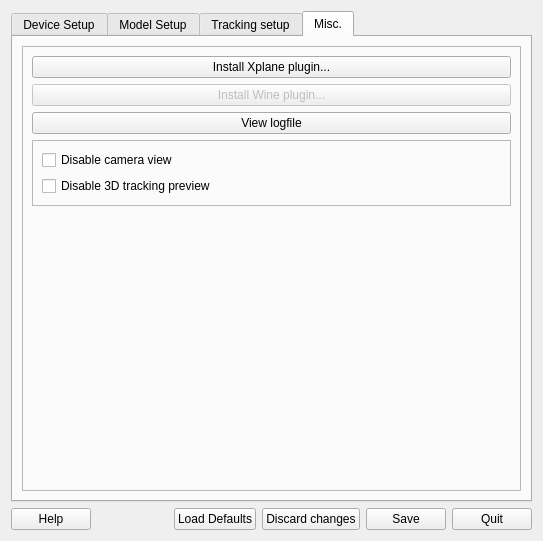
Before: the Qt Designer form src/qt_gui/ltr.ui in mavak/linux-track, drawn with Qt 5.
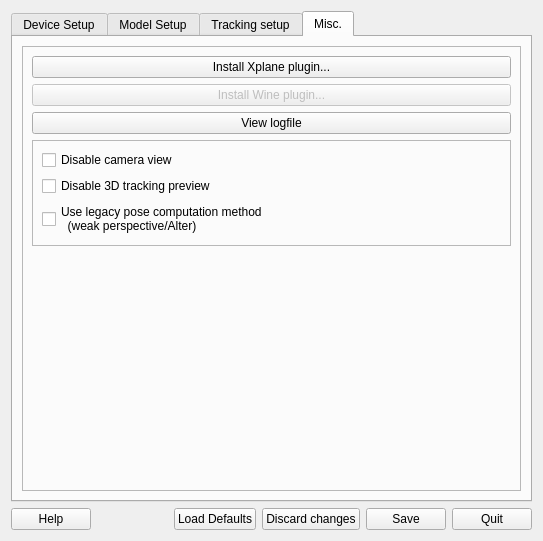
After: the same form once the commit is applied. The open tabs and pages were chosen to show the change. Icons and pictures are not drawn.

Commit message: Added new pose computation method; full perspective, iterative method;   this method is now used by default. Misc tab in ltr_gui holds switch allowing fallback to the old method. Completely reworked the rotation/translation math - fixes problem with   reversed direction of some translations when rotated near 90 degrees. Fixed wrong init of Camera disable checkbox in ltr_gui.

Diff of the .ui file:
```diff
--- a/src/qt_gui/ltr.ui
+++ b/src/qt_gui/ltr.ui
@@ -1875,6 +1875,14 @@
                </property>
               </widget>
              </item>
+             <item>
+              <widget class="QCheckBox" name="LegacyPose">
+               <property name="text">
+                <string>Use legacy pose computation method
+  (weak perspective/Alter)</string>
+               </property>
+              </widget>
+             </item>
             </layout>
            </widget>
           </item>
```
Left out of the diff: 2 changed lines with no effect on the pictures. The commit also changes 11 other files.
